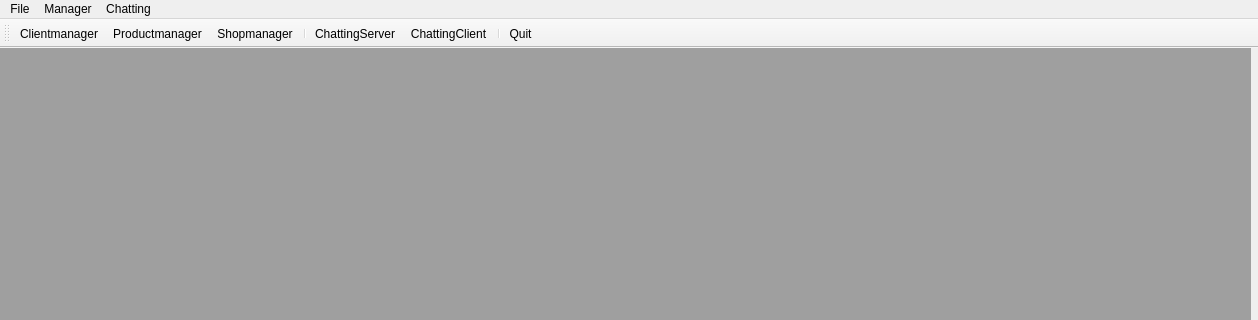
chelly1995/qt, file qt-master3/qt-master/CSApp/mainwindow.ui: the form before one commit; both pictures show x 0 to 1258 and y 0 to 320 of the 1258 by 932 pixel window.
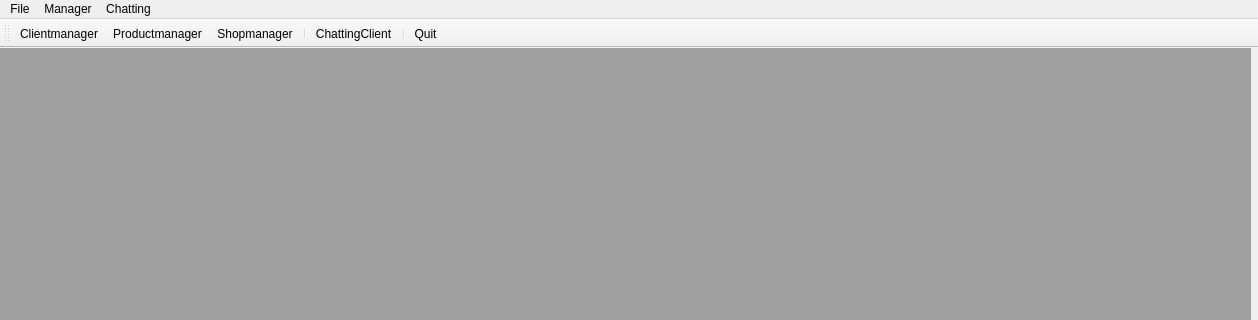
The form after the commit. Icons and pictures are not drawn.

```diff
--- a/qt-master3/qt-master/CSApp/mainwindow.ui
+++ b/qt-master3/qt-master/CSApp/mainwindow.ui
@@ -40,7 +40,6 @@
    <addaction name="actionProductmanager"/>
    <addaction name="actionShopmanager"/>
    <addaction name="separator"/>
-   <addaction name="actionChattingServer"/>
    <addaction name="actionChattingClient"/>
    <addaction name="separator"/>
    <addaction name="actionQuit"/>
@@ -124,15 +123,6 @@
     <string>Shopmanager</string>
    </property>
   </action>
-  <action name="actionChattingServer">
-   <property name="icon">
-    <iconset>
-     <normaloff>../build-CSApp-Desktop_Qt_6_3_2_MSVC2019_64bit-Debug/Chattingserver.png</normaloff>../build-CSApp-Desktop_Qt_6_3_2_MSVC2019_64bit-Debug/Chattingserver.png</iconset>
-   </property>
-   <property name="text">
-    <string>ChattingServer</string>
-   </property>
-  </action>
  </widget>
  <resources/>
  <connections>
```
Left out of the diff: 1 changed line with no effect on the pictures.
